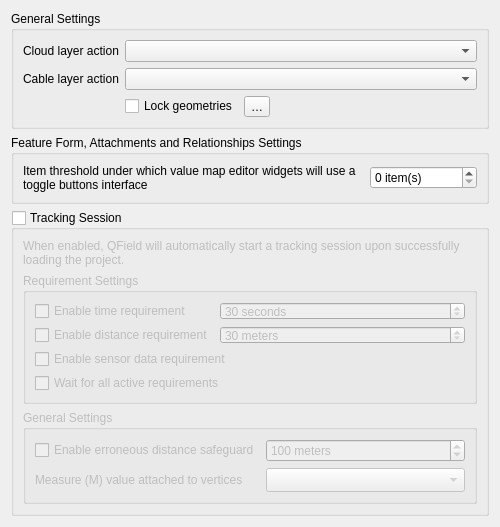
Before: the Qt Designer form qfieldsync/ui/map_layer_config_widget.ui in opengisch/qfieldsync, drawn with Qt 5.
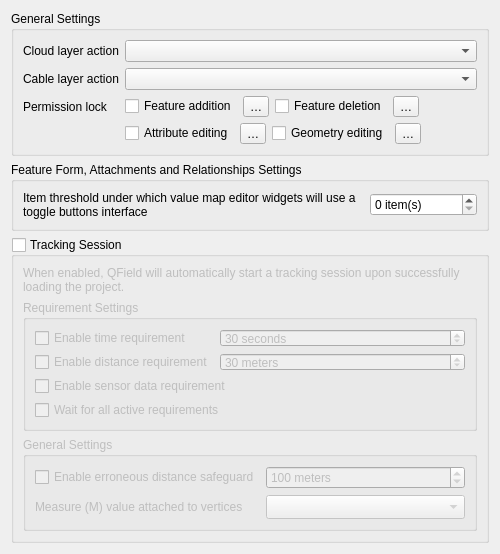
After: the same form once the commit is applied. Custom widgets are drawn as their Qt base class.

Commit message: Explode geometry locked into 4 distinct locked states

What changed in the file:
```diff
--- a/qfieldsync/ui/map_layer_config_widget.ui
+++ b/qfieldsync/ui/map_layer_config_widget.ui
@@ -44,6 +44,13 @@
         </property>
        </widget>
       </item>
+      <item row="2" column="0">
+       <widget class="QLabel" name="lockLabel">
+        <property name="text">
+         <string>Permission lock</string>
+        </property>
+       </widget>
+      </item>
       <item row="2" column="1">
        <layout class="QHBoxLayout" name="horizontalLayout">
         <item>
@@ -52,12 +59,29 @@
            <string>When enabled, this option disables adding and deleting features, as well as modifying the geometries of existing features.</string>
           </property>
           <property name="text">
-           <string>Lock geometries</string>
+           <string>Feature addition</string>
           </property>
          </widget>
         </item>
         <item>
-         <widget class="QgsPropertyOverrideButton" name="isGeometryLockedDDButton">
+         <widget class="QgsPropertyOverrideButton" name="isFeatureAdditionLockedDDButton">
+          <property name="text">
+           <string>…</string>
+          </property>
+         </widget>
+        </item>
+        <item>
+         <widget class="QCheckBox" name="isFeatureDeletionLockedCheckBox">
+          <property name="toolTip">
+           <string>When enabled, this option disables the deletion of features.</string>
+          </property>
+          <property name="text">
+           <string>Feature deletion</string>
+          </property>
+         </widget>
+        </item>
+        <item>
+         <widget class="QgsPropertyOverrideButton" name="isFeatureDeletionLockedDDButton">
           <property name="text">
            <string>…</string>
           </property>
@@ -78,6 +102,57 @@
         </item>
        </layout>
       </item>
+      <item row="3" column="1">
+       <layout class="QHBoxLayout" name="horizontalLayout2">
+        <item>
+         <widget class="QCheckBox" name="isAttributeEditingLockedCheckBox">
+          <property name="toolTip">
+           <string>When enabled, this option disables modifying attributes of existing features.</string>
+          </property>
+          <property name="text">
+           <string>Attribute editing</string>
+          </property>
+         </widget>
+        </item>
+        <item>
+         <widget class="QgsPropertyOverrideButton" name="isAttributeEditingLockedDDButton">
+          <property name="text">
+           <string>…</string>
+          </property>
+         </widget>
+        </item>
+        <item>
+         <widget class="QCheckBox" name="isGeometryEditingLockedCheckBox">
+          <property name="toolTip">
+           <string>When enabled, this option disables modifying geometries of existing features.</string>
+          </property>
+          <property name="text">
+           <string>Geometry editing</string>
+          </property>
+         </widget>
+        </item>
+        <item>
+         <widget class="QgsPropertyOverrideButton" name="isGeometryEditingLockedDDButton">
+          <property name="text">
+           <string>…</string>
+          </property>
+         </widget>
+        </item>
+        <item>
+         <spacer name="horizontalSpacer2">
+          <property name="orientation">
+           <enum>Qt::Horizontal</enum>
+          </property>
+          <property name="sizeHint" stdset="0">
+           <size>
+            <width>20</width>
+            <height>20</height>
+           </size>
+          </property>
+         </spacer>
+        </item>
+       </layout>
+      </item>
       <item row="1" column="1">
        <widget class="QComboBox" name="cableLayerActionComboBox"/>
       </item>
```
Left out of the diff: 4 changed lines with no effect on the pictures. The commit also changes 1 other file.
